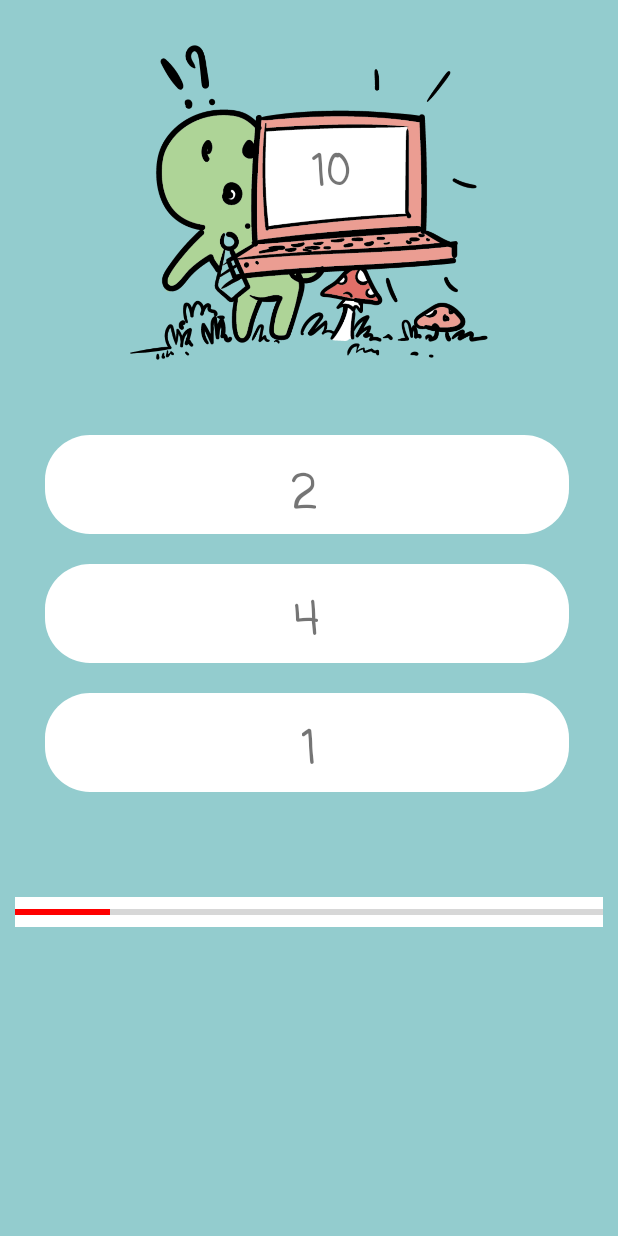
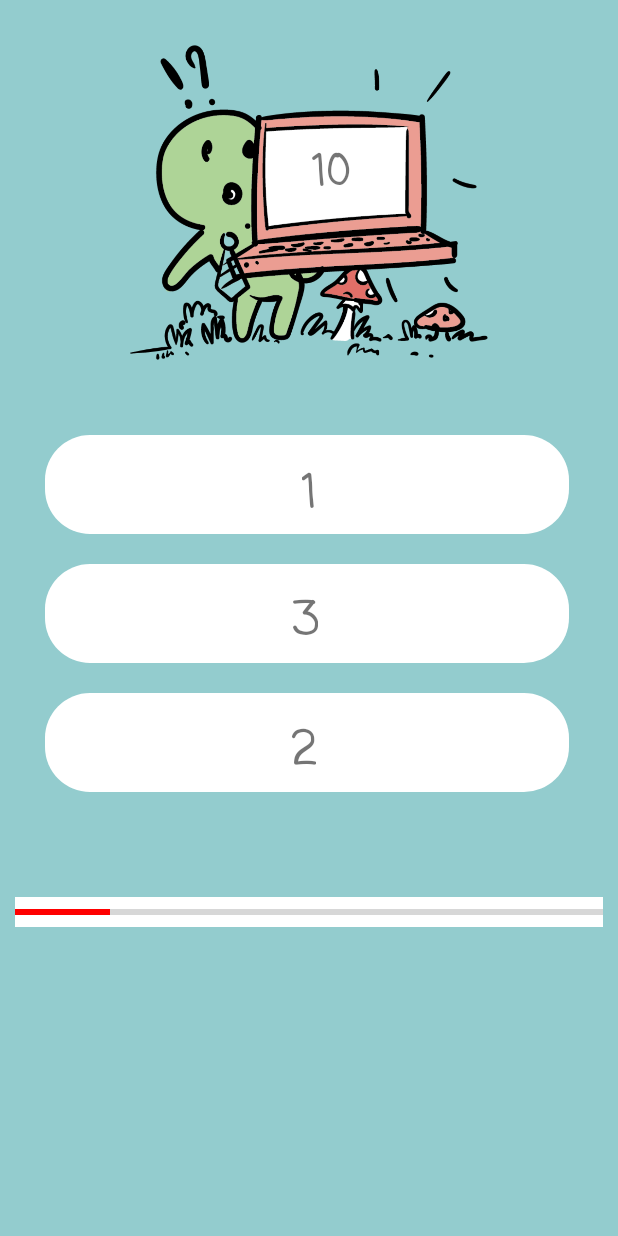
Before and after one commit to tstikic/HackathonApp, an Android app: the MainActivity screen opened directly, with no data from a screen before it, on a phone screen of 412 x 824 dp. Run offline under Robolectric (Android 15) with nearby library versions, the phone set to English and light mode, and no system bars.

Commit message:
adapt question list to new screens

```diff
--- a/app/src/main/java/com/example/myapplication/MainActivity.kt
+++ b/app/src/main/java/com/example/myapplication/MainActivity.kt
@@ -5,7 +5,6 @@ import android.os.Bundle
 import android.os.Handler
 import android.view.View
 import android.widget.Button
-import android.widget.ImageButton
 import android.widget.ProgressBar
 import android.widget.TextView
 import android.animation.Animator
@@ -13,107 +12,107 @@ import android.animation.Animator
 import android.animation.AnimatorListenerAdapter
 
 import android.animation.ValueAnimator
-import android.animation.ValueAnimator.AnimatorUpdateListener
 import android.content.res.ColorStateList
 import android.graphics.Color
+import android.widget.ImageButton
+import androidx.annotation.IntRange
 
 import androidx.appcompat.app.AppCompatActivity
 
 class MainActivity : AppCompatActivity() {
-    lateinit var handler: Handler
+
+    companion object {
+        const val NUMBER_OF_ANSWERS = 3
+    }
 
     private val data = listOf(
         Question(
             0b10,
-            1, 3, 4
+            1, 3
         ),
         Question(
             0b110,
-            3, 9, 5
+            3, 9
         ),
         Question(
             0b1001,
-            5, 3, 11
+            5, 11
         ),
         Question(
             0b1011,
-            17, 15, 13
+            17, 15
         ),
         Question(
             0b10101,
-            11, 19, 13
+            11, 19
         ),
         Question(
             0b11001,
-            23, 21, 22
+            23, 21
         ),
         Question(
             0b100101,
-            43, 53, 47
+            43, 53
         ),
         Question(
             0b100100,
-            34, 32, 30
+            34, 32
         )
     )
 
-    var currentQuestion = 0
+    private var currentQuestion = 0
 
-    var correctAnswerIndex = 0
+    private var correctAnswerIndex = 0
 
     private lateinit var questionTextView: TextView
+    private lateinit var buttonFirst: ImageButton
+    private lateinit var buttonSecond: ImageButton
+    private lateinit var buttonThird: ImageButton
+    private lateinit var textFirst: TextView
+    private lateinit var textSecond: TextView
+    private lateinit var textThird: TextView
 
-    private lateinit var buttonOne: Button
-    private lateinit var buttonTwo: Button
-    private lateinit var buttonThree: Button
-    private lateinit var buttonFour: Button
-
-    private lateinit var result: TextView
+    private lateinit var animator: ValueAnimator
 
     override fun onCreate(savedInstanceState: Bundle?) {
         super.onCreate(savedInstanceState)
         setContentView(R.layout.screen_quiz)
 
-        //questionTextView = findViewById(R.id.questionTextView)
-        buttonOne = findViewById(R.id.button)
-        buttonTwo = findViewById(R.id.button2)
-        buttonThree = findViewById(R.id.button3)
-        buttonFour = findViewById(R.id.button4)
-        result = findViewById(R.id.textViewResult)
+        questionTextView = findViewById(R.id.question)
+        buttonFirst = findViewById(R.id.buttonFirst)
+        buttonSecond = findViewById(R.id.buttonSecond)
+        buttonThird = findViewById(R.id.buttonThird)
+        textFirst = findViewById(R.id.answer1)
+        textSecond = findViewById(R.id.answer2)
+        textThird = findViewById(R.id.answer3)
         val progressBar = findViewById<ProgressBar>(R.id.progressBar)
 
+        progressBar.progressTintList = ColorStateList.valueOf(Color.RED)
 
-        fillQuestionFields()
-        for (i in 0 until 4) {
-            getButton(i).setOnClickListener(onAnswerSelected(i))
-        }
-
-
-
-        progressBar.setProgressTintList(ColorStateList.valueOf(Color.RED));
-
-
-        val animator = ValueAnimator.ofInt(0, progressBar.max)
+        animator = ValueAnimator.ofInt(0, progressBar.max)
         animator.duration = 10000
         animator.addUpdateListener { animation ->
-            progressBar.progress = (animation.animatedValue as Int)!!
+            progressBar.progress = animation.animatedValue as Int
         }
         animator.addListener(object : AnimatorListenerAdapter() {
             override fun onAnimationEnd(animation: Animator) {
                 super.onAnimationEnd(animation)
-                if (!buttonOne.isSelected && !buttonTwo.isSelected && !buttonThree.isSelected) {
-
-                    startActivity(Intent(this@MainActivity, SecondActivity::class.java))
+                if (!buttonFirst.isSelected && !buttonSecond.isSelected && !buttonThird.isSelected) {
+                    gameOver()
                 }
             }
         })
-        animator.start()
 
-        handler = Handler()
+        for (i in 0 until NUMBER_OF_ANSWERS) {
+            getButton(i).setOnClickListener(onAnswerSelected(i))
+        }
+        newQuestion()
+    }
 
-
-
-
+    private fun gameOver() {
+        cancelProgressBar()
+        disableButtons()
+        startActivity(Intent(this@MainActivity, PointsActivity::class.java))
     }
 
     private fun onAnswerSelected(index: Int): View.OnClickListener = View.OnClickListener {
@@ -124,22 +123,37 @@ class MainActivity : AppCompatActivity() {
         }
     }
 
-    private fun onWrongAnswer() {
-        result.text = "Wrong answer"
-        for (i in 1 until 4) {
+    private fun disableButtons() {
+        for (i in 1 until NUMBER_OF_ANSWERS) {
             getButton(i).isClickable = false
         }
+    }
+
+    private fun enableButtons() {
+        for (i in 1 until NUMBER_OF_ANSWERS) {
+            getButton(i).isClickable = true
+        }
+    }
+
+    private fun onWrongAnswer() {
+        gameOver()
+    }
+
+    private fun cancelProgressBar() {
+        animator.cancel()
     }
 
     private fun isCorrectAnswer(answeredIndex: Int) = answeredIndex == correctAnswerIndex
 
     private fun nextQuestion() {
         if (++currentQuestion < data.size) {
-            fillQuestionFields()
+            newQuestion()
         }
     }
 
-    private fun fillQuestionFields() {
+    private fun newQuestion() {
+        disableButtons()
+
         val question = data[currentQuestion]
 
         val shuffledAnswers = question.answers.shuffled()
@@ -147,17 +161,34 @@ class MainActivity : AppCompatActivity() {
 
         questionTextView.text = question.binaryNumber.toString(2)
 
-        for (i in 0 until 4) {
-            getButton(i).text = shuffledAnswers[i].toString()
+        for (i in 0 until NUMBER_OF_ANSWERS) {
+            with(getButton(i)) {
+                getTextView(i).text = shuffledAnswers[i].toString()
+                backgroundTintList = if (i == correctAnswerIndex) {
+                    context.getColorStateList(R.color.btn_correct_state)
+                } else {
+                    context.getColorStateList(R.color.btn_wrong_state)
+                }
+            }
         }
+
+        enableButtons()
+
+        animator.start()
     }
 
-    private fun getButton(index: Int) = when (index) {
-        0 -> buttonOne
-        1 -> buttonTwo
-        2 -> buttonThree
-        3 -> buttonFour
-        else -> throw IllegalArgumentException()
+    private fun getButton(@IntRange(from = 0, to = 2) index: Int) = when (index) {
+        0 -> buttonFirst
+        1 -> buttonSecond
+        2 -> buttonThird
+        else -> throw IllegalArgumentException("i = $index")
+    }
+
+    private fun getTextView(@IntRange(from = 0, to = 2) index: Int) = when (index) {
+        0 -> textFirst
+        1 -> textSecond
+        2 -> textThird
+        else -> throw IllegalArgumentException("i = $index")
     }
 }
 
@@ -165,10 +196,9 @@ data class Question(
     val binaryNumber: Int,
     val answer2: Int,
     val answer3: Int,
-    val answer4: Int,
 ) {
     val correctAnswer = Integer.parseInt(binaryNumber.toString(2), 2)
 
     val answers
-        get() = listOf(correctAnswer, answer2, answer3, answer4)
+        get() = listOf(correctAnswer, answer2, answer3)
 }
--- a/app/src/main/res/layout/screen_quiz.xml
+++ b/app/src/main/res/layout/screen_quiz.xml
@@ -1,6 +1,7 @@
 <?xml version="1.0" encoding="utf-8"?>
 <LinearLayout xmlns:android="http://schemas.android.com/apk/res/android"
     xmlns:app="http://schemas.android.com/apk/res-auto"
+    xmlns:tools="http://schemas.android.com/tools"
     android:layout_width="match_parent"
     android:layout_height="match_parent"
     android:background="#93ccce"
@@ -27,7 +28,7 @@
             android:layout_marginEnd="146dp"
             android:layout_marginTop="64dp"
             android:fontFamily="casual"
-            android:text="10"
+            tools:text="10"
             android:textSize="28sp"
             android:textStyle="bold" />
     </RelativeLayout>
@@ -44,7 +45,7 @@
             android:layout_marginEnd="3dp"
             android:layout_marginStart="30dp"
             android:background="@drawable/round_outline"
-            android:backgroundTint="@drawable/btn_correct_state" />
+            tools:backgroundTint="@color/btn_correct_state" />
 
         <TextView
             android:id="@+id/answer1"
@@ -55,7 +56,7 @@
             android:layout_marginEnd="201dp"
             android:layout_marginTop="17dp"
             android:fontFamily="casual"
-            android:text="2"
+            tools:text="2"
             android:textSize="30sp"
             android:textStyle="bold" />
 
@@ -74,7 +75,7 @@
             android:layout_marginEnd="3dp"
             android:layout_marginStart="30dp"
             android:background="@drawable/round_outline"
-            android:backgroundTint="@drawable/btn_wrong_state"/>
+            tools:backgroundTint="@color/btn_wrong_state"/>
 
         <TextView
             android:id="@+id/answer2"
@@ -85,7 +86,7 @@
             android:layout_marginEnd="200dp"
             android:layout_marginTop="15dp"
             android:fontFamily="casual"
-            android:text="4"
+            tools:text="4"
             android:textSize="30sp"
             android:textStyle="bold" />
 
@@ -104,7 +105,7 @@
             android:layout_marginStart="30dp"
             android:layout_marginTop="20dp"
             android:background="@drawable/round_outline"
-            android:backgroundTint="@drawable/btn_wrong_state"/>
+            tools:backgroundTint="@color/btn_wrong_state"/>
 
         <TextView
             android:id="@+id/answer3"
@@ -115,7 +116,7 @@
             android:layout_marginEnd="201dp"
             android:layout_marginTop="36dp"
             android:fontFamily="casual"
-            android:text="1"
+            tools:text="1"
             android:textSize="30sp"
             android:textStyle="bold" />
 
--- a/app/src/main/res/layout/screen_quiz_finished.xml
+++ b/app/src/main/res/layout/screen_quiz_finished.xml
@@ -58,7 +58,7 @@
             android:layout_marginEnd="3dp"
             android:layout_marginStart="30dp"
             android:background="@drawable/round_outline"
-            android:backgroundTint="@drawable/btn_correct_state" />
+            android:backgroundTint="@color/btn_correct_state" />
 
         <TextView
             android:id="@+id/answer1"
```
Also changed, not shown: app/src/main/res/layout/activity_main.xml (deleted, +0 -83 lines), app/src/main/res/color/btn_correct_state.xml (renamed from app/src/main/res/drawable/btn_correct_state.xml), app/src/main/res/color/btn_wrong_state.xml (renamed from app/src/main/res/drawable-v24/btn_wrong_state.xml).
